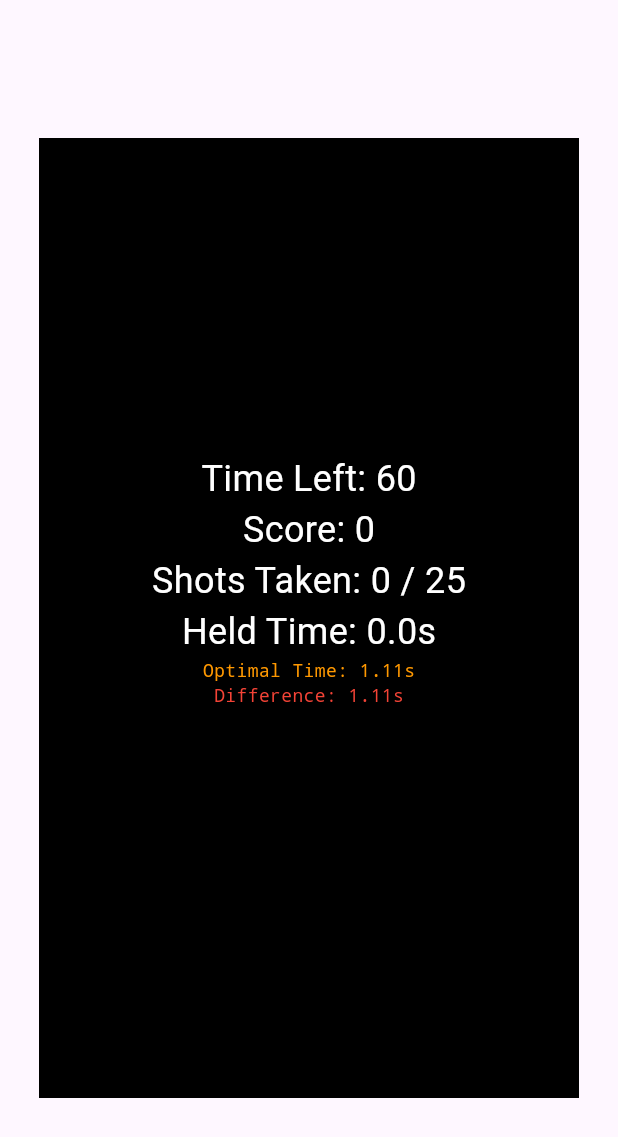
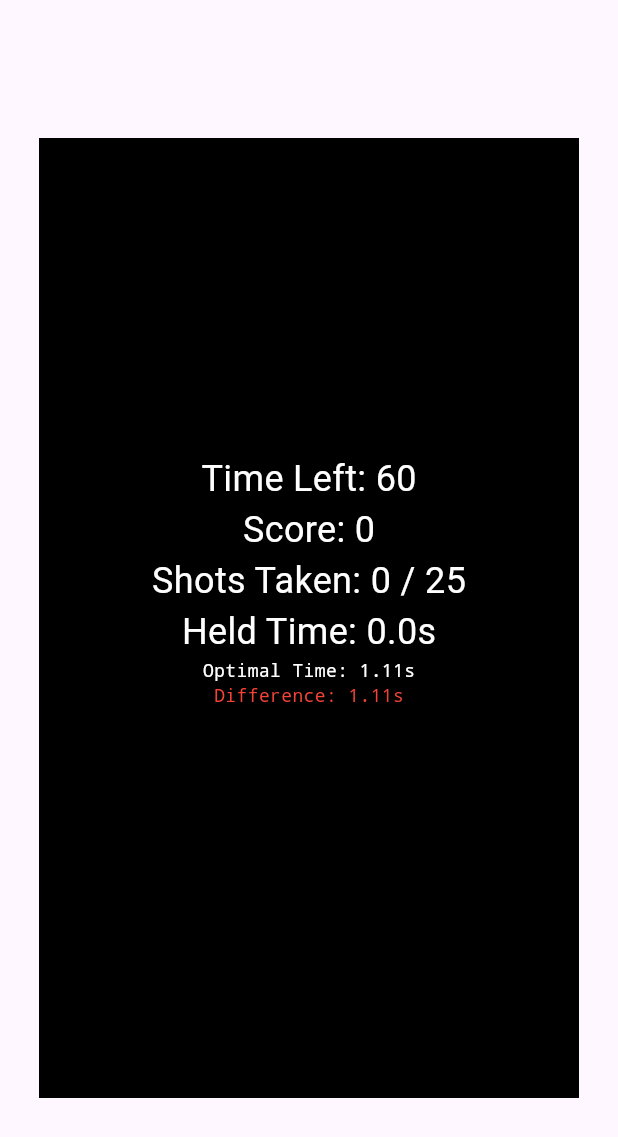
Before and after one commit to melkyG/MoneyBallApp, a Flutter app: the screen it shows after launch, after a tap on "Play", on a phone screen of 412 x 824 dp. Shown: the top 1137 px of the screen. Run offline on Flutter 3.47's test engine with Material 3 defaults, Android fonts, the phone set to English and light mode, and no system bars.

```diff
--- a/lib/main.dart
+++ b/lib/main.dart
@@ -174,7 +174,7 @@
                           Text(
                                   "Optimal Time: ${optimalTime.toStringAsFixed(2)}s",
                                   style: TextStyle(
-                                    color: Colors.orange,
+                                    color: Colors.white,
                                     fontFamily: 'Courier',
                                     fontSize: 12,
                                   ),
```
